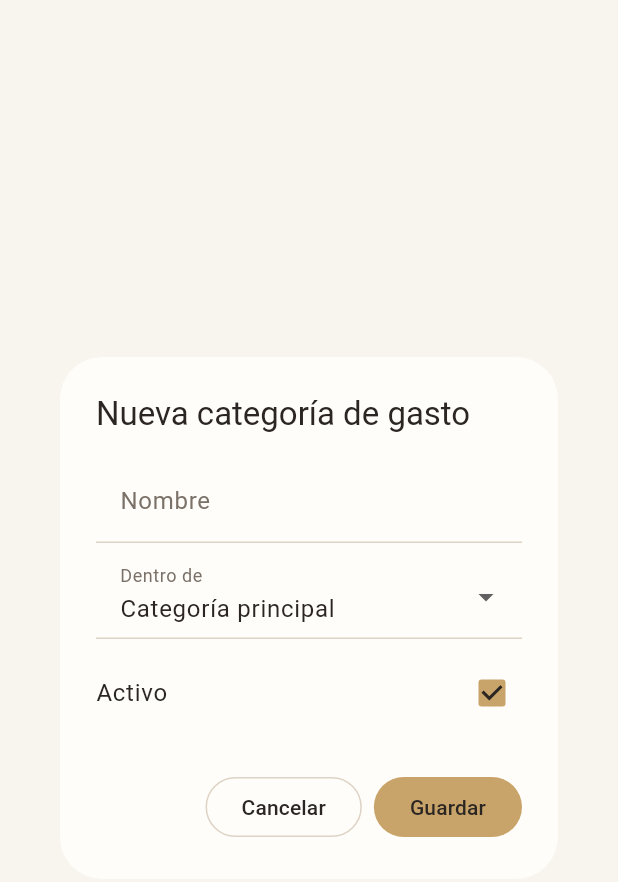
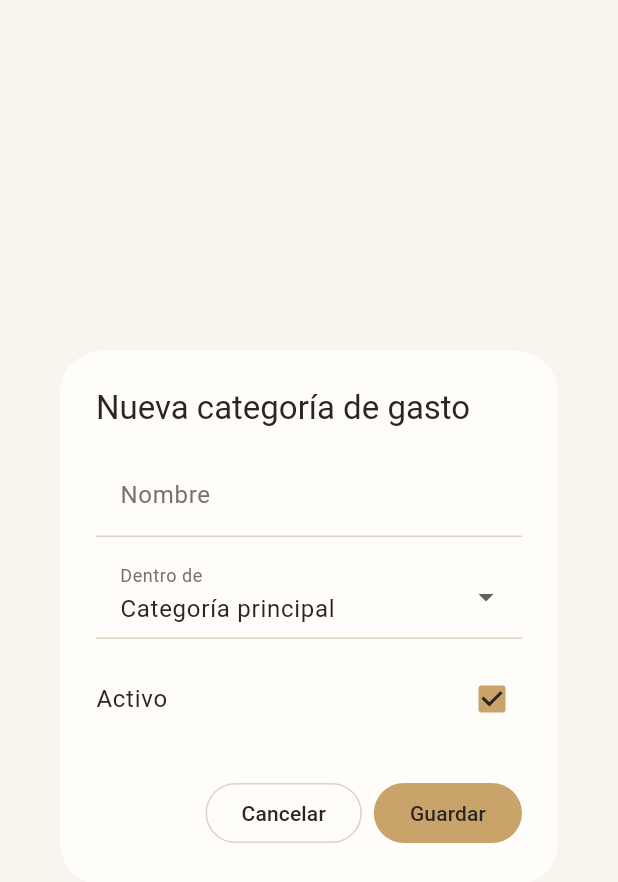
Before and after one commit to reySanchezDev/SmootControl, a Flutter app: the CreateExpenseCategoryDialog widget shown alone on an empty page, opened directly, on a phone screen of 412 x 824 dp. Shown: the top 882 px of the screen. Run offline on Flutter 3.47's test engine with Material 3 defaults, Android fonts, the phone set to English and light mode, and no system bars; our stand-ins replace connectivity_plus, device_info_plus, drift, equatable, flutter_bloc, get_it and 3 more; accounts and stored records are empty; generated files the repository leaves out were written again.

Commit message:
fix(ux): scrollable standard-width category dialog and consistent gaps

```diff
--- a/lib/features/expenses/presentation/widgets/create_expense_category_dialog.dart
+++ b/lib/features/expenses/presentation/widgets/create_expense_category_dialog.dart
@@ -2,6 +2,7 @@ import 'package:flutter/material.dart';
 import 'package:smoo_control/core/design_system/app_button.dart';
 import 'package:smoo_control/core/design_system/app_input.dart';
 import 'package:smoo_control/core/design_system/app_text.dart';
+import 'package:smoo_control/core/design_system/backoffice_form_standards.dart';
 import 'package:smoo_control/core/formatters/money_formatter.dart';
 import 'package:smoo_control/features/expenses/domain/entities/expense_category.dart';
 import 'package:smoo_control/l10n/app_localizations.dart';
@@ -84,12 +85,13 @@ class _CreateExpenseCategoryDialogState
         variant: AppTextVariant.titleMedium,
       ),
       content: SizedBox(
-        width: 360,
-        child: Column(
+        width: BackofficeFormStandards.dialogWidth,
+        child: SingleChildScrollView(
+          child: Column(
           mainAxisSize: MainAxisSize.min,
           children: [
             AppInput(label: l10n.nameField, controller: _nameController),
-            const SizedBox(height: 8),
+            const SizedBox(height: BackofficeFormStandards.fieldGap),
             DropdownButtonFormField<String?>(
               decoration: InputDecoration(labelText: l10n.categoryInsideOf),
               initialValue: _parentId,
@@ -105,7 +107,7 @@ class _CreateExpenseCategoryDialogState
               ],
               onChanged: _changeParent,
             ),
-            const SizedBox(height: 8),
+            const SizedBox(height: BackofficeFormStandards.fieldGap),
             CheckboxListTile(
               contentPadding: EdgeInsets.zero,
               title: AppText(l10n.activeField),
@@ -125,7 +127,7 @@ class _CreateExpenseCategoryDialogState
                 onChanged: _changeCoverageEnabled,
               ),
               if (_includeInGrossProfitCoverage) ...[
-                const SizedBox(height: 8),
+                const SizedBox(height: BackofficeFormStandards.fieldGap),
                 DropdownButtonFormField<ExpenseCoverageType>(
                   decoration: InputDecoration(
                     labelText: l10n.expenseCoverageTypeField,
@@ -143,13 +145,13 @@ class _CreateExpenseCategoryDialogState
                   ],
                   onChanged: (value) => setState(() => _coverageType = value),
                 ),
-                const SizedBox(height: 8),
+                const SizedBox(height: BackofficeFormStandards.fieldGap),
                 AppInput(
                   controller: _amountController,
                   keyboardType: TextInputType.number,
                   label: l10n.expenseCoverageAmountField,
                 ),
-                const SizedBox(height: 8),
+                const SizedBox(height: BackofficeFormStandards.fieldGap),
                 DropdownButtonFormField<ExpenseCoverageFrequency>(
                   decoration: InputDecoration(
                     labelText: l10n.expenseCoverageFrequencyField,
@@ -176,13 +178,13 @@ class _CreateExpenseCategoryDialogState
                   onChanged: (value) =>
                       setState(() => _coverageFrequency = value),
                 ),
-                const SizedBox(height: 8),
+                const SizedBox(height: BackofficeFormStandards.fieldGap),
                 AppInput(
                   controller: _dueDaysController,
                   keyboardType: TextInputType.number,
                   label: l10n.expenseCoverageDueDaysField,
                 ),
-                const SizedBox(height: 8),
+                const SizedBox(height: BackofficeFormStandards.fieldGap),
                 AppInput(
                   controller: _notesController,
                   label: l10n.expenseCoverageNotesField,
@@ -190,8 +192,12 @@ class _CreateExpenseCategoryDialogState
                 ),
               ],
             ],
-            if (_error != null) AppText(_error!, maxLines: 2),
+            if (_error != null) ...[
+              const SizedBox(height: BackofficeFormStandards.fieldGap),
+              AppText(_error!, maxLines: 2),
+            ],
           ],
+          ),
         ),
       ),
       actions: [
```
